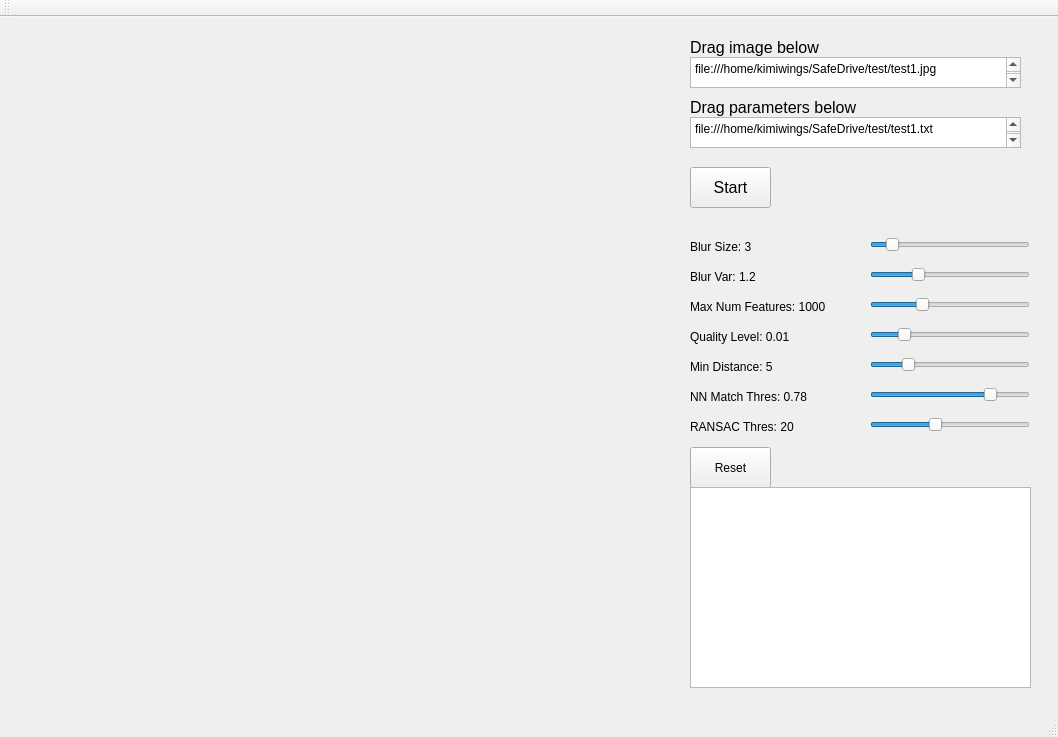
This is mainwindow.ui in jiawei-mo/SafeDrive as Qt 5 draws it before an edit. The edited form follows.
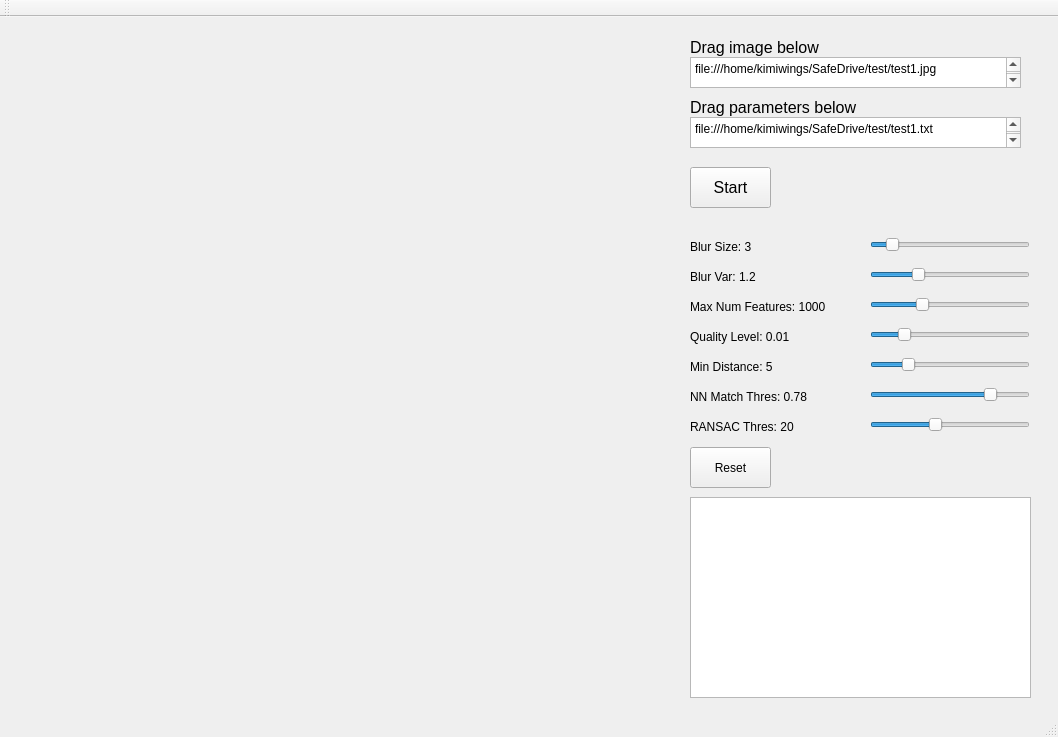
This is the edited form.

```diff
--- a/mainwindow.ui
+++ b/mainwindow.ui
@@ -322,7 +322,7 @@
     <property name="geometry">
      <rect>
       <x>690</x>
-      <y>470</y>
+      <y>480</y>
       <width>341</width>
       <height>201</height>
      </rect>
```
